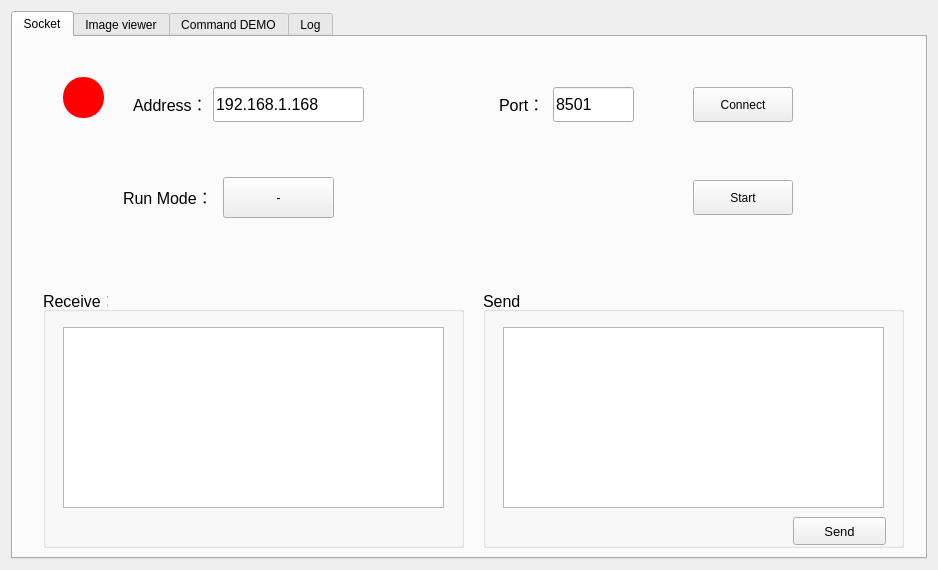
Above: widget.ui from hsinying-tsai/CT2 before the change. Below: the same form after it.
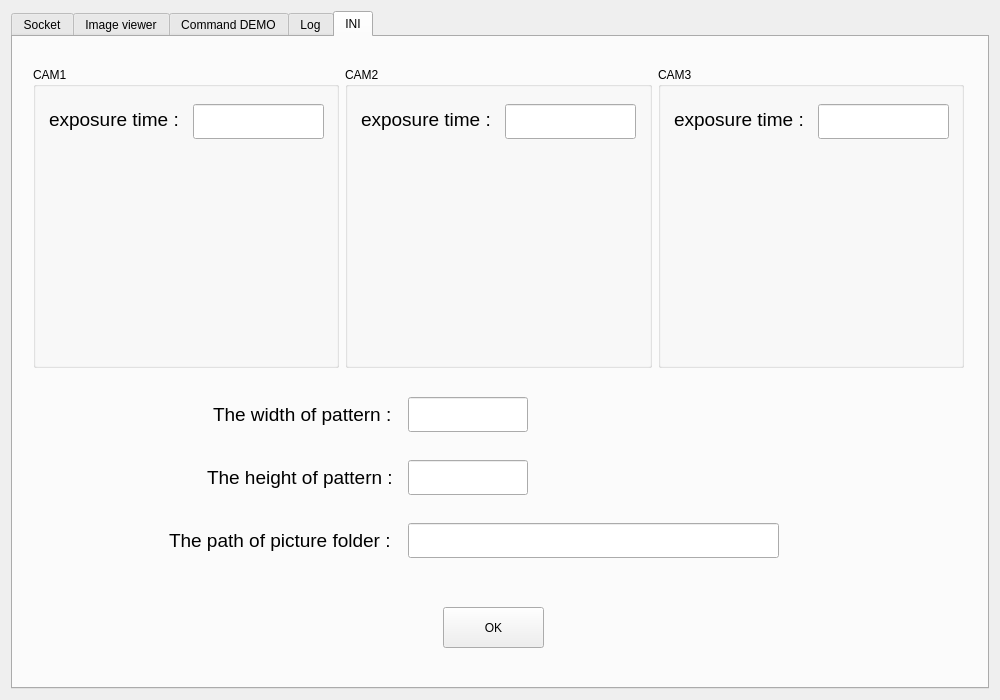
That is the form after the change. The open tabs and pages were chosen to show the change. Custom widgets are drawn as their Qt base class.

The edit to the form file:
```diff
--- a/widget.ui
+++ b/widget.ui
@@ -6,8 +6,8 @@
    <rect>
     <x>0</x>
     <y>0</y>
-    <width>938</width>
-    <height>570</height>
+    <width>1000</width>
+    <height>700</height>
    </rect>
   </property>
   <property name="windowTitle">
@@ -44,15 +44,15 @@
       <widget class="QGroupBox" name="groupBox_3">
        <property name="geometry">
         <rect>
-         <x>470</x>
-         <y>250</y>
-         <width>421</width>
-         <height>261</height>
+         <x>510</x>
+         <y>240</y>
+         <width>441</width>
+         <height>381</height>
         </rect>
        </property>
        <property name="font">
         <font>
-         <pointsize>12</pointsize>
+         <pointsize>14</pointsize>
         </font>
        </property>
        <property name="title">
@@ -62,14 +62,14 @@
         <property name="geometry">
          <rect>
           <x>20</x>
-          <y>40</y>
-          <width>381</width>
-          <height>181</height>
+          <y>50</y>
+          <width>401</width>
+          <height>281</height>
          </rect>
         </property>
         <property name="font">
          <font>
-          <pointsize>9</pointsize>
+          <pointsize>12</pointsize>
          </font>
         </property>
         <property name="readOnly">
@@ -79,15 +79,15 @@
        <widget class="QPushButton" name="puB_sent">
         <property name="geometry">
          <rect>
-          <x>310</x>
-          <y>230</y>
-          <width>93</width>
-          <height>28</height>
+          <x>320</x>
+          <y>340</y>
+          <width>101</width>
+          <height>31</height>
          </rect>
         </property>
         <property name="font">
          <font>
-          <pointsize>10</pointsize>
+          <pointsize>14</pointsize>
          </font>
         </property>
         <property name="text">
@@ -98,15 +98,15 @@
       <widget class="QLineEdit" name="PortEdit">
        <property name="geometry">
         <rect>
-         <x>540</x>
-         <y>50</y>
-         <width>81</width>
+         <x>600</x>
+         <y>70</y>
+         <width>111</width>
          <height>35</height>
         </rect>
        </property>
        <property name="font">
         <font>
-         <pointsize>12</pointsize>
+         <pointsize>14</pointsize>
         </font>
        </property>
        <property name="text">
@@ -116,15 +116,15 @@
       <widget class="QLabel" name="label_2">
        <property name="geometry">
         <rect>
-         <x>486</x>
-         <y>57</y>
+         <x>540</x>
+         <y>78</y>
          <width>71</width>
          <height>20</height>
         </rect>
        </property>
        <property name="font">
         <font>
-         <pointsize>12</pointsize>
+         <pointsize>14</pointsize>
         </font>
        </property>
        <property name="text">
@@ -135,31 +135,31 @@
        <property name="geometry">
         <rect>
          <x>30</x>
-         <y>250</y>
-         <width>421</width>
-         <height>261</height>
+         <y>240</y>
+         <width>451</width>
+         <height>381</height>
         </rect>
        </property>
        <property name="font">
         <font>
-         <pointsize>12</pointsize>
+         <pointsize>14</pointsize>
         </font>
        </property>
        <property name="title">
-        <string>Receive：</string>
+        <string>Receive</string>
        </property>
        <widget class="QTextBrowser" name="textRecv">
         <property name="geometry">
          <rect>
           <x>20</x>
-          <y>40</y>
-          <width>381</width>
-          <height>181</height>
+          <y>50</y>
+          <width>411</width>
+          <height>281</height>
          </rect>
         </property>
         <property name="font">
          <font>
-          <pointsize>9</pointsize>
+          <pointsize>12</pointsize>
          </font>
         </property>
         <property name="frameShadow">
@@ -170,12 +170,17 @@
       <widget class="QPushButton" name="puB_connect">
        <property name="geometry">
         <rect>
-         <x>680</x>
-         <y>50</y>
-         <width>100</width>
-         <height>35</height>
+         <x>790</x>
+         <y>70</y>
+         <width>111</width>
+         <height>41</height>
         </rect>
        </property>
+       <property name="font">
+        <font>
+         <pointsize>14</pointsize>
+        </font>
+       </property>
        <property name="whatsThis">
         <string/>
        </property>
@@ -186,15 +191,15 @@
       <widget class="QLineEdit" name="AddressEdit">
        <property name="geometry">
         <rect>
-         <x>200</x>
-         <y>50</y>
+         <x>250</x>
+         <y>70</y>
          <width>151</width>
          <height>35</height>
         </rect>
        </property>
        <property name="font">
         <font>
-         <pointsize>12</pointsize>
+         <pointsize>14</pointsize>
         </font>
        </property>
        <property name="text">
@@ -204,15 +209,15 @@
       <widget class="QLabel" name="label">
        <property name="geometry">
         <rect>
-         <x>120</x>
-         <y>57</y>
+         <x>160</x>
+         <y>78</y>
          <width>121</width>
          <height>20</height>
         </rect>
        </property>
        <property name="font">
         <font>
-         <pointsize>12</pointsize>
+         <pointsize>14</pointsize>
         </font>
        </property>
        <property name="text">
@@ -222,12 +227,17 @@
       <widget class="QPushButton" name="puB_start">
        <property name="geometry">
         <rect>
-         <x>680</x>
-         <y>143</y>
-         <width>100</width>
-         <height>35</height>
+         <x>790</x>
+         <y>160</y>
+         <width>111</width>
+         <height>41</height>
         </rect>
        </property>
+       <property name="font">
+        <font>
+         <pointsize>14</pointsize>
+        </font>
+       </property>
        <property name="text">
         <string>Start</string>
        </property>
@@ -236,7 +246,7 @@
        <property name="geometry">
         <rect>
          <x>40</x>
-         <y>30</y>
+         <y>40</y>
          <width>61</width>
          <height>61</height>
         </rect>
@@ -261,12 +271,17 @@
       <widget class="QPushButton" name="puB_runMode">
        <property name="geometry">
         <rect>
-         <x>210</x>
-         <y>140</y>
-         <width>111</width>
+         <x>250</x>
+         <y>160</y>
+         <width>121</width>
          <height>41</height>
         </rect>
        </property>
+       <property name="font">
+        <font>
+         <pointsize>14</pointsize>
+        </font>
+       </property>
        <property name="text">
         <string>-</string>
        </property>
@@ -274,15 +289,15 @@
       <widget class="QLabel" name="label_4">
        <property name="geometry">
         <rect>
-         <x>110</x>
-         <y>150</y>
+         <x>140</x>
+         <y>160</y>
          <width>121</width>
-         <height>20</height>
+         <height>41</height>
         </rect>
        </property>
        <property name="font">
         <font>
-         <pointsize>12</pointsize>
+         <pointsize>14</pointsize>
         </font>
        </property>
        <property name="text">
@@ -972,6 +987,279 @@
        </widget>
       </widget>
      </widget>
+     <widget class="QWidget" name="tab_5">
+      <attribute name="title">
+       <string>INI</string>
+      </attribute>
+      <widget class="QLabel" name="lbl_PT_width">
+       <property name="geometry">
+        <rect>
+         <x>200</x>
+         <y>357</y>
+         <width>191</width>
+         <height>41</height>
+        </rect>
+       </property>
+       <property name="font">
+        <font>
+         <pointsize>14</pointsize>
+         <stylestrategy>PreferDefault</stylestrategy>
+        </font>
+       </property>
+       <property name="text">
+        <string>The width of pattern :</string>
+       </property>
+      </widget>
+      <widget class="QLineEdit" name="PT_width_Edit">
+       <property name="geometry">
+        <rect>
+         <x>395</x>
+         <y>360</y>
+         <width>120</width>
+         <height>35</height>
+        </rect>
+       </property>
+       <property name="font">
+        <font>
+         <pointsize>12</pointsize>
+        </font>
+       </property>
+       <property name="text">
+        <string/>
+       </property>
+      </widget>
+      <widget class="QLineEdit" name="PT_height_Edit">
+       <property name="geometry">
+        <rect>
+         <x>395</x>
+         <y>423</y>
+         <width>120</width>
+         <height>35</height>
+        </rect>
+       </property>
+       <property name="font">
+        <font>
+         <pointsize>12</pointsize>
+        </font>
+       </property>
+       <property name="text">
+        <string/>
+       </property>
+      </widget>
+      <widget class="QLabel" name="lbl_PT_height">
+       <property name="geometry">
+        <rect>
+         <x>194</x>
+         <y>420</y>
+         <width>201</width>
+         <height>41</height>
+        </rect>
+       </property>
+       <property name="font">
+        <font>
+         <pointsize>14</pointsize>
+         <stylestrategy>PreferDefault</stylestrategy>
+        </font>
+       </property>
+       <property name="text">
+        <string>The height of pattern :</string>
+       </property>
+      </widget>
+      <widget class="QLabel" name="lbl_PT_height_2">
+       <property name="geometry">
+        <rect>
+         <x>156</x>
+         <y>483</y>
+         <width>241</width>
+         <height>41</height>
+        </rect>
+       </property>
+       <property name="font">
+        <font>
+         <pointsize>14</pointsize>
+         <stylestrategy>PreferDefault</stylestrategy>
+        </font>
+       </property>
+       <property name="text">
+        <string>The path of picture folder :</string>
+       </property>
+      </widget>
+      <widget class="QLineEdit" name="path_Edit">
+       <property name="geometry">
+        <rect>
+         <x>395</x>
+         <y>486</y>
+         <width>371</width>
+         <height>35</height>
+        </rect>
+       </property>
+       <property name="font">
+        <font>
+         <pointsize>12</pointsize>
+        </font>
+       </property>
+       <property name="text">
+        <string/>
+       </property>
+      </widget>
+      <widget class="QPushButton" name="puB_saveINI">
+       <property name="geometry">
+        <rect>
+         <x>430</x>
+         <y>570</y>
+         <width>101</width>
+         <height>41</height>
+        </rect>
+       </property>
+       <property name="text">
+        <string>OK</string>
+       </property>
+      </widget>
+      <widget class="QWidget" name="">
+       <property name="geometry">
+        <rect>
+         <x>20</x>
+         <y>30</y>
+         <width>931</width>
+         <height>301</height>
+        </rect>
+       </property>
+       <layout class="QHBoxLayout" name="horizontalLayout">
+        <item>
+         <widget class="QGroupBox" name="groupBox">
+          <property name="title">
+           <string>CAM1</string>
+          </property>
+          <widget class="QLineEdit" name="CAM1_exposure_Edit">
+           <property name="geometry">
+            <rect>
+             <x>160</x>
+             <y>37</y>
+             <width>131</width>
+             <height>35</height>
+            </rect>
+           </property>
+           <property name="font">
+            <font>
+             <pointsize>12</pointsize>
+            </font>
+           </property>
+           <property name="text">
+            <string/>
+           </property>
+          </widget>
+          <widget class="QLabel" name="lbl_exposure">
+           <property name="geometry">
+            <rect>
+             <x>16</x>
+             <y>32</y>
+             <width>161</width>
+             <height>41</height>
+            </rect>
+           </property>
+           <property name="font">
+            <font>
+             <pointsize>14</pointsize>
+             <stylestrategy>PreferDefault</stylestrategy>
+            </font>
+           </property>
+           <property name="text">
+            <string>exposure time :</string>
+           </property>
+          </widget>
+         </widget>
+        </item>
+        <item>
+         <widget class="QGroupBox" name="groupBox_5">
+          <property name="title">
+           <string>CAM2</string>
+          </property>
+          <widget class="QLineEdit" name="CAM2_exposure_Edit">
+           <property name="geometry">
+            <rect>
+             <x>160</x>
+             <y>37</y>
+             <width>131</width>
+             <height>35</height>
+            </rect>
+           </property>
+           <property name="font">
+            <font>
+             <pointsize>12</pointsize>
+            </font>
+           </property>
+           <property name="text">
+            <string/>
+           </property>
+          </widget>
+          <widget class="QLabel" name="lbl_exposure_2">
+           <property name="geometry">
+            <rect>
+             <x>16</x>
+             <y>32</y>
+             <width>161</width>
+             <height>41</height>
+            </rect>
+           </property>
+           <property name="font">
+            <font>
+             <pointsize>14</pointsize>
+             <stylestrategy>PreferDefault</stylestrategy>
+            </font>
+           </property>
+           <property name="text">
+            <string>exposure time :</string>
+           </property>
+          </widget>
+         </widget>
+        </item>
+        <item>
+         <widget class="QGroupBox" name="groupBox_6">
+          <property name="title">
+           <string>CAM3</string>
+          </property>
+          <widget class="QLineEdit" name="CAM3_exposure_Edit">
+           <property name="geometry">
+            <rect>
+             <x>160</x>
+             <y>37</y>
+             <width>131</width>
+             <height>35</height>
+            </rect>
+           </property>
+           <property name="font">
+            <font>
+             <pointsize>12</pointsize>
+            </font>
+           </property>
+           <property name="text">
+            <string/>
+           </property>
+          </widget>
+          <widget class="QLabel" name="lbl_exposure_3">
+           <property name="geometry">
+            <rect>
+             <x>16</x>
+             <y>32</y>
+             <width>161</width>
+             <height>41</height>
+            </rect>
+           </property>
+           <property name="font">
+            <font>
+             <pointsize>14</pointsize>
+             <stylestrategy>PreferDefault</stylestrategy>
+            </font>
+           </property>
+           <property name="text">
+            <string>exposure time :</string>
+           </property>
+          </widget>
+         </widget>
+        </item>
+       </layout>
+      </widget>
+     </widget>
     </widget>
    </item>
   </layout>
```
Left out of the diff: 257 changed lines with no effect on the pictures.
